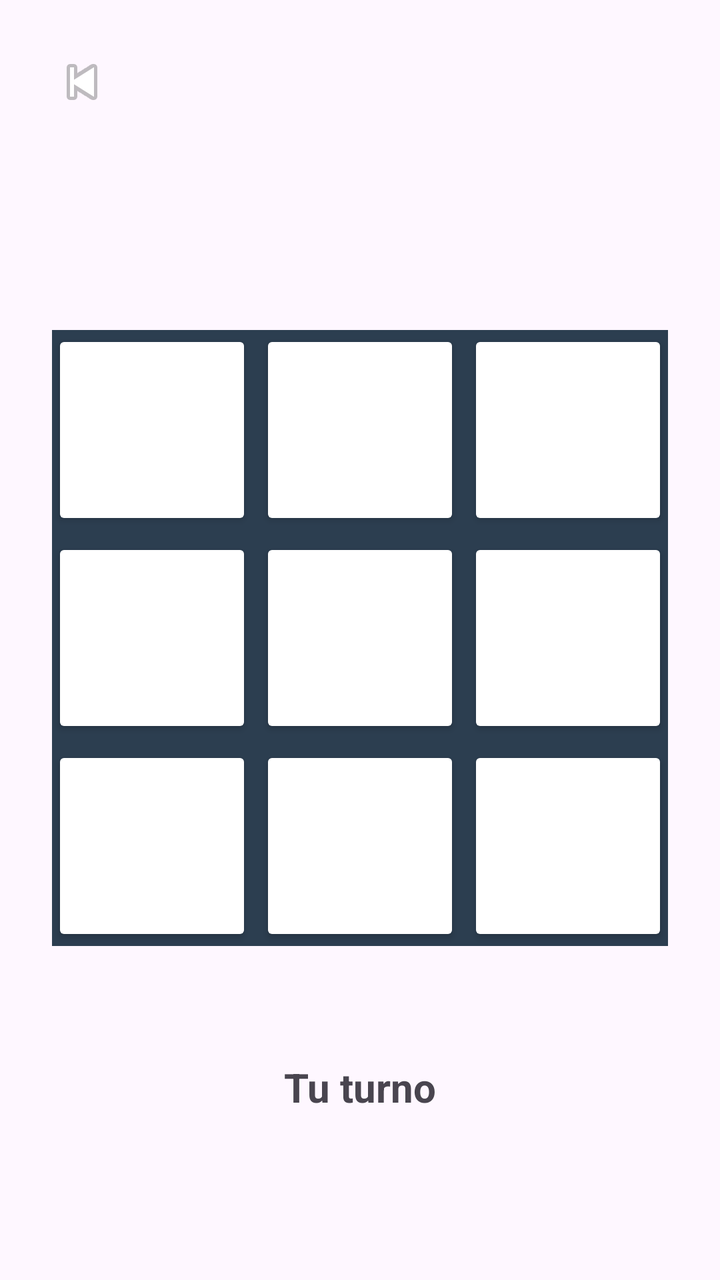
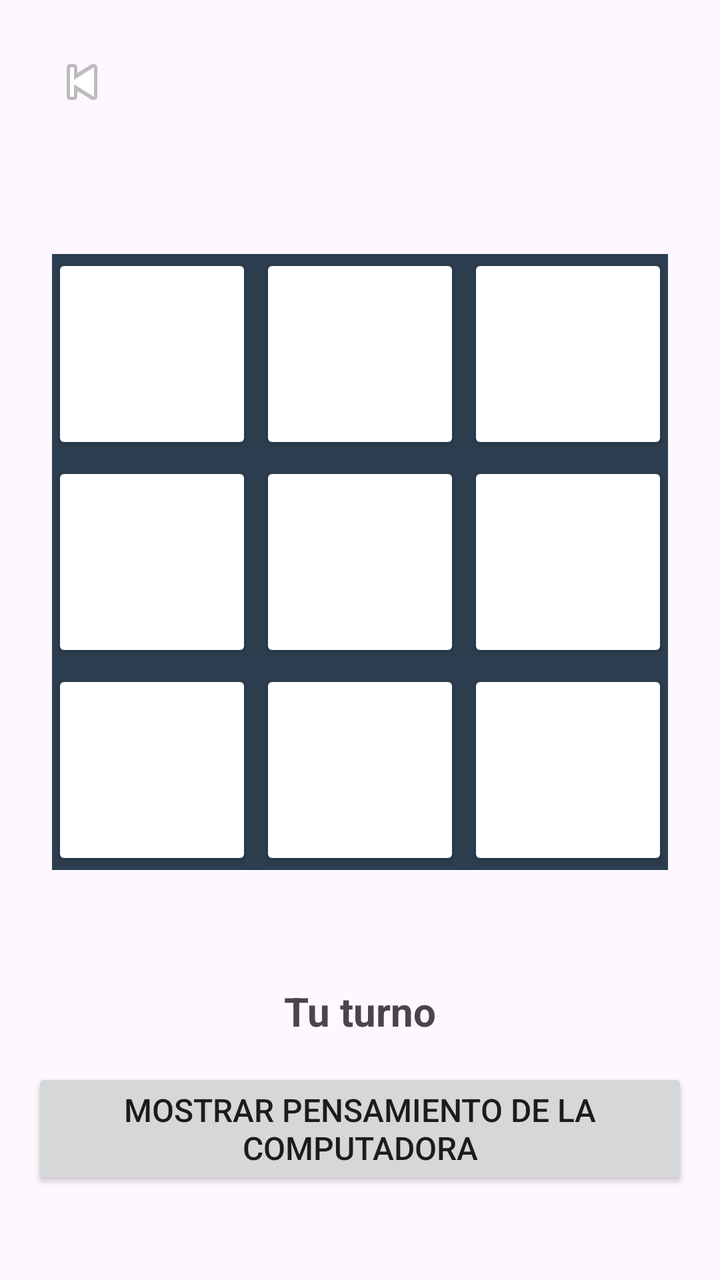

Before-and-after screenshots of an Android layout around one commit, followed by the original layout XML and the change that was made.
<!-- AndroidManifest.xml: application theme Theme.ProyectoEDD -->
<!-- res/layout/activity_juego.xml -->
<?xml version="1.0" encoding="utf-8"?>
<LinearLayout
    xmlns:android="http://schemas.android.com/apk/res/android"
    xmlns:app="http://schemas.android.com/apk/res-auto"
    android:layout_width="match_parent"
    android:layout_height="match_parent"
    android:orientation="vertical"
    android:padding="16dp">

    
    <ImageButton
        android:id="@+id/btnRegresar"
        android:layout_width="50dp"
        android:layout_height="50dp"
        android:background="?attr/selectableItemBackgroundBorderless"
        android:contentDescription="Regresar"
        android:src="@android:drawable/ic_media_previous" />

    
    <Space
        android:layout_width="match_parent"
        android:layout_height="0dp"
        android:layout_weight="1" />

    
    <GridLayout
        android:id="@+id/cuadriculaUI"
        android:layout_width="wrap_content"
        android:layout_height="wrap_content"
        android:layout_gravity="center"
        android:layout_marginTop="32dp"
        android:layout_marginBottom="32dp"
        android:background="#2C3E50"
        android:columnCount="3"
        android:rowCount="3">

        
        <Button android:id="@+id/casilla00"
            android:layout_width="100dp" android:layout_height="100dp"
            android:layout_marginEnd="4dp" android:layout_marginBottom="4dp"
            app:backgroundTint="#FFFFFF" android:textColor="#2C3E50" android:textSize="50sp" android:textStyle="bold"
            app:cornerRadius="0dp" android:insetTop="0dp" android:insetBottom="0dp" android:insetLeft="0dp" android:insetRight="0dp"/>

        <Button android:id="@+id/casilla01"
            android:layout_width="100dp" android:layout_height="100dp"
            android:layout_marginEnd="4dp" android:layout_marginBottom="4dp"
            app:backgroundTint="#FFFFFF" android:textColor="#2C3E50" android:textSize="50sp" android:textStyle="bold"
            app:cornerRadius="0dp" android:insetTop="0dp" android:insetBottom="0dp" android:insetLeft="0dp" android:insetRight="0dp"/>

        <Button android:id="@+id/casilla02"
            android:layout_width="100dp" android:layout_height="100dp"
            android:layout_marginBottom="4dp"
            app:backgroundTint="#FFFFFF" android:textColor="#2C3E50" android:textSize="50sp" android:textStyle="bold"
            app:cornerRadius="0dp" android:insetTop="0dp" android:insetBottom="0dp" android:insetLeft="0dp" android:insetRight="0dp"/>

        
        <Button android:id="@+id/casilla10"
            android:layout_width="100dp" android:layout_height="100dp"
            android:layout_marginEnd="4dp" android:layout_marginBottom="4dp"
            app:backgroundTint="#FFFFFF" android:textColor="#2C3E50" android:textSize="50sp" android:textStyle="bold"
            app:cornerRadius="0dp" android:insetTop="0dp" android:insetBottom="0dp" android:insetLeft="0dp" android:insetRight="0dp"/>

        <Button android:id="@+id/casilla11"
            android:layout_width="100dp" android:layout_height="100dp"
            android:layout_marginEnd="4dp" android:layout_marginBottom="4dp"
            app:backgroundTint="#FFFFFF" android:textColor="#2C3E50" android:textSize="50sp" android:textStyle="bold"
            app:cornerRadius="0dp" android:insetTop="0dp" android:insetBottom="0dp" android:insetLeft="0dp" android:insetRight="0dp"/>

        <Button android:id="@+id/casilla12"
            android:layout_width="100dp" android:layout_height="100dp"
            android:layout_marginBottom="4dp"
            app:backgroundTint="#FFFFFF" android:textColor="#2C3E50" android:textSize="50sp" android:textStyle="bold"
            app:cornerRadius="0dp" android:insetTop="0dp" android:insetBottom="0dp" android:insetLeft="0dp" android:insetRight="0dp"/>

        
        <Button android:id="@+id/casilla20"
            android:layout_width="100dp" android:layout_height="100dp"
            android:layout_marginEnd="4dp"
            app:backgroundTint="#FFFFFF" android:textColor="#2C3E50" android:textSize="50sp" android:textStyle="bold"
            app:cornerRadius="0dp" android:insetTop="0dp" android:insetBottom="0dp" android:insetLeft="0dp" android:insetRight="0dp"/>

        <Button android:id="@+id/casilla21"
            android:layout_width="100dp" android:layout_height="100dp"
            android:layout_marginEnd="4dp"
            app:backgroundTint="#FFFFFF" android:textColor="#2C3E50" android:textSize="50sp" android:textStyle="bold"
            app:cornerRadius="0dp" android:insetTop="0dp" android:insetBottom="0dp" android:insetLeft="0dp" android:insetRight="0dp"/>

        <Button android:id="@+id/casilla22"
            android:layout_width="100dp" android:layout_height="100dp"
            app:backgroundTint="#FFFFFF" android:textColor="#2C3E50" android:textSize="50sp" android:textStyle="bold"
            app:cornerRadius="0dp" android:insetTop="0dp" android:insetBottom="0dp" android:insetLeft="0dp" android:insetRight="0dp"/>

    </GridLayout>

    
    <TextView
        android:id="@+id/tvTurno"
        android:layout_width="wrap_content"
        android:layout_height="wrap_content"
        android:layout_gravity="center"
        android:layout_marginTop="25dp"
        android:text="Tu turno"
        android:textSize="20sp"
        android:textStyle="bold" />

    <TextView
        android:id="@+id/tvRecomendacion"
        android:layout_width="wrap_content"
        android:layout_height="wrap_content"
        android:layout_gravity="center"
        android:layout_marginTop="10dp"
        android:text=""
        android:textSize="18sp"
        android:visibility="gone" />

    
    <TextView
        android:id="@+id/tvResultado"
        android:layout_width="wrap_content"
        android:layout_height="wrap_content"
        android:layout_gravity="center"
        android:layout_marginTop="15dp"
        android:text=""
        android:textSize="24sp"
        android:textStyle="bold"
        android:visibility="gone" />

    
    <Button
        android:id="@+id/btnJugarDeNuevo"
        android:layout_width="wrap_content"
        android:layout_height="wrap_content"
        android:layout_gravity="center"
        android:layout_marginTop="20dp"
        android:text="Jugar de nuevo"
        android:visibility="gone" />

    
    <Space
        android:layout_width="match_parent"
        android:layout_height="0dp"
        android:layout_weight="1" />

</LinearLayout>
<!-- resources referenced by this layout -->
<resources>
  <style name="Theme.ProyectoEDD" parent="Base.Theme.ProyectoEDD" />
  <style name="Base.Theme.ProyectoEDD" parent="Theme.Material3.DayNight.NoActionBar">
          
          
      </style>
</resources>

<!-- the commit's change to res/layout/activity_juego.xml (unified diff, before → after) -->
@@ -113,6 +113,15 @@
         android:textSize="18sp"
         android:visibility="gone" />
 
+    <Button
+        android:id="@+id/btnPensamiento"
+        android:layout_width="wrap_content"
+        android:layout_height="wrap_content"
+        android:layout_gravity="center"
+        android:layout_marginTop="15dp"
+        android:text="Mostrar pensamiento de la computadora"
+        android:textSize="16sp" />
+
     
     <TextView
         android:id="@+id/tvResultado"
